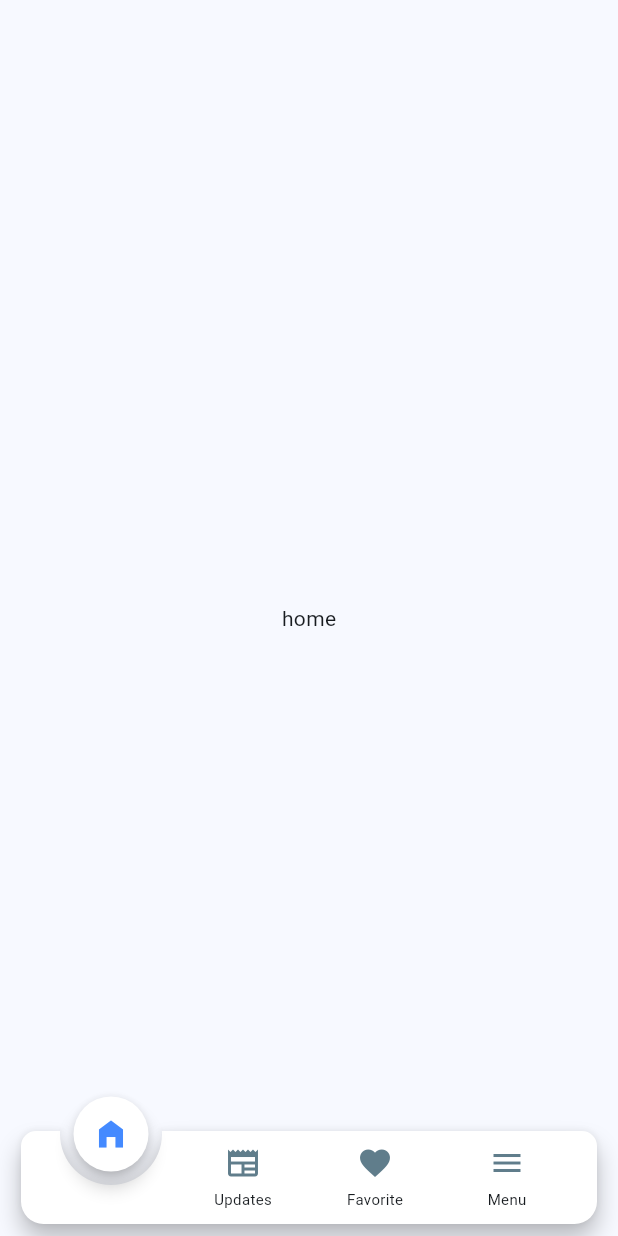
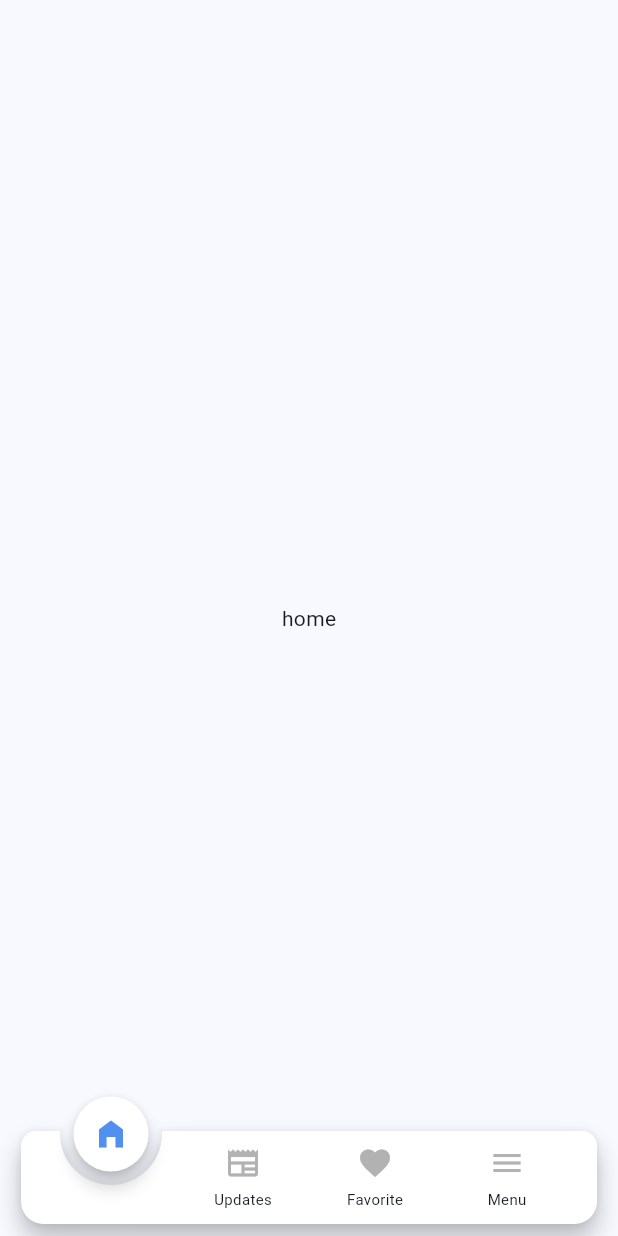
Before and after one commit to ammardev99/Widgets, a Flutter app: the screen it shows after launch, on a phone screen of 412 x 824 dp. Run offline on Flutter 3.47's test engine with Material 3 defaults, Android fonts, the phone set to English and light mode, and no system bars; drawn by our look-alikes of animated_notch_bottom_bar; our stand-ins replace animated_splash_screen, flutter_svg, get.

Commit message:
add colors

```diff
--- a/lib/modules/widget_app.dart
+++ b/lib/modules/widget_app.dart
@@ -6,6 +6,7 @@ import 'package:widgets/modules/favorite/view.dart';
 import 'package:widgets/modules/home/view.dart';
 import 'package:widgets/modules/menu/view.dart';
 import 'package:widgets/modules/updates/view.dart';
+import 'package:widgets/utilities/color.dart';
 
 class WidgetApp extends StatefulWidget {
   const WidgetApp({super.key});
@@ -55,7 +56,7 @@ class _WidgetAppState extends State<WidgetApp> {
               showLabel: true,
               textOverflow: TextOverflow.visible,
               maxLine: 1,
-              notchColor: Colors.white,
+              notchColor: AppColors.white,
               kIconSize: 24,
               kBottomRadius: 15,
               shadowElevation: 2,
@@ -66,44 +67,44 @@ class _WidgetAppState extends State<WidgetApp> {
                 BottomBarItem(
                   inActiveItem: Icon(
                     Icons.home,
-                    color: Colors.blueGrey,
+                    color: AppColors.grey,
                   ),
                   activeItem: Icon(
                     Icons.home_filled,
-                    color: Colors.blueAccent,
+                    color: AppColors.blue,
                   ),
                   itemLabel: 'Home',
                 ),
                 BottomBarItem(
                   inActiveItem: Icon(
                     Icons.newspaper,
-                    color: Colors.blueGrey,
+                    color: AppColors.grey,
                   ),
                   activeItem: Icon(
                     Icons.newspaper,
-                    color: Colors.blueAccent,
+                    color: AppColors.blue,
                   ),
                   itemLabel: 'Updates',
                 ),
                 BottomBarItem(
                   inActiveItem: Icon(
                     Icons.favorite,
-                    color: Colors.blueGrey,
+                    color: AppColors.grey,
                   ),
                   activeItem: Icon(
                     Icons.favorite,
-                    color: Colors.blueAccent,
+                    color: AppColors.blue,
                   ),
                   itemLabel: 'Favorite',
                 ),
                 BottomBarItem(
                   inActiveItem: Icon(
                     Icons.menu,
-                    color: Colors.blueGrey,
+                    color: AppColors.grey,
                   ),
                   activeItem: Icon(
                     Icons.menu,
-                    color: Colors.blueAccent,
+                    color: AppColors.blue,
                   ),
                   itemLabel: 'Menu',
                 ),
--- /dev/null
+++ b/lib/utilities/color.dart
@@ -0,0 +1,9 @@
+import 'package:flutter/material.dart';
+
+class AppColors {
+  static const Color blue = Color(0xFF5290F0);
+  static const Color lightBlue = Color(0xFFE9F2FF);
+  static const Color white = Color(0xFFFFFFFF);
+  static const Color black = Color(0xFF374151);
+  static const Color grey = Color(0xFFB2B2B2);
+}
```
Also changed, not shown: lib/utilities/constants.dart (added, +15 -0 lines).
